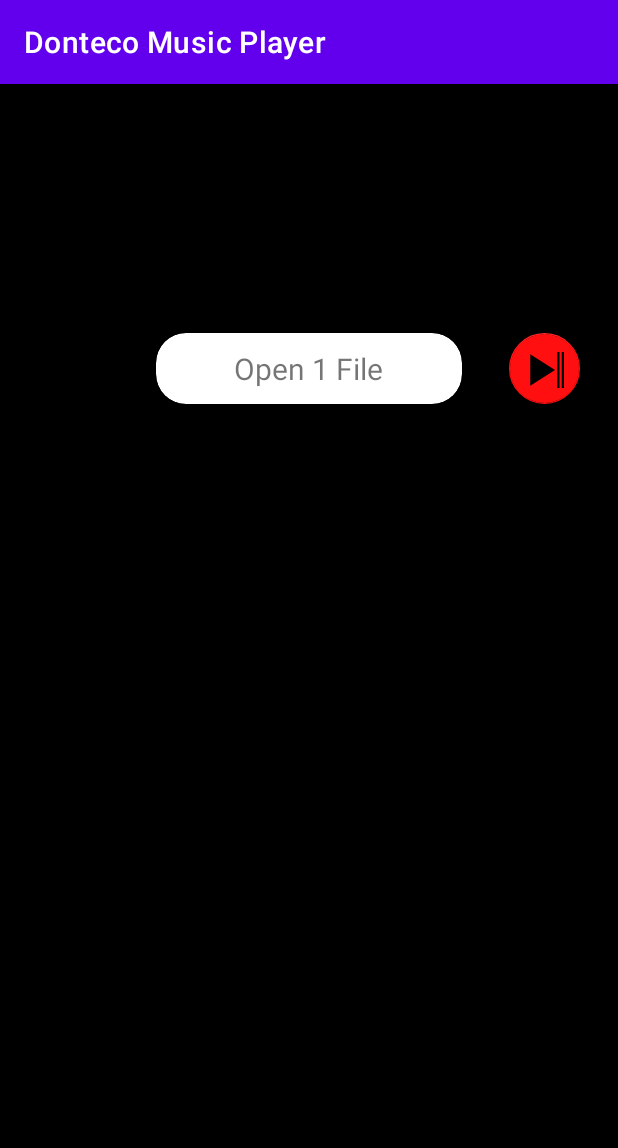
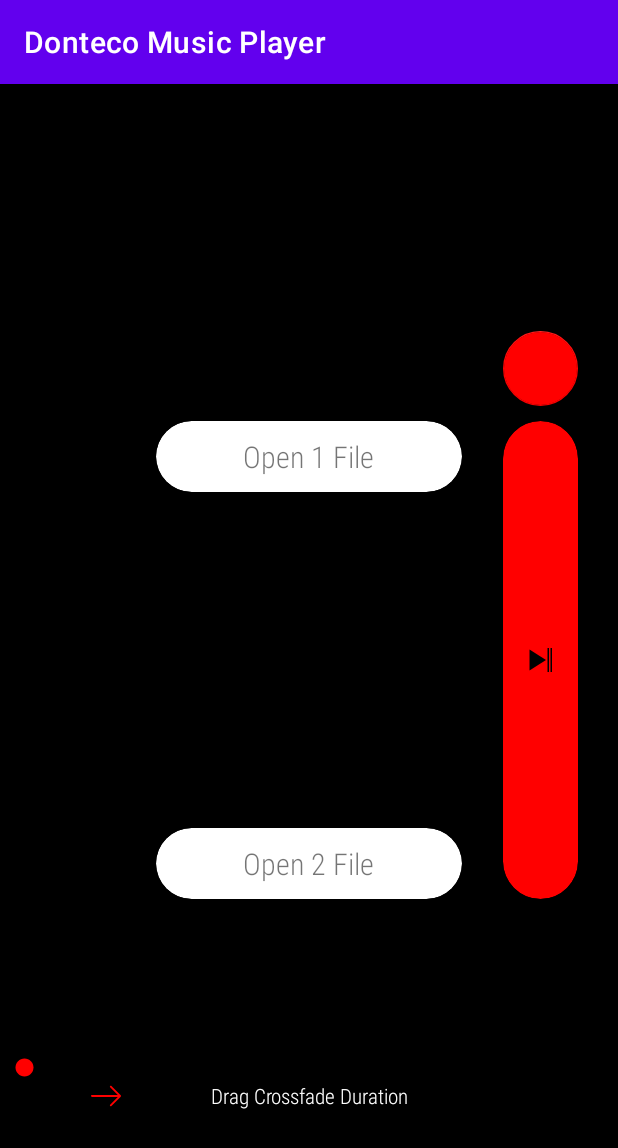
Before and after one commit to januarydayfin/DontecoTestApp, an Android app: the screen it shows after launch (MainActivity), on a phone screen of 412 x 824 dp. Shown: the top 1148 px of the screen. Run offline under Robolectric (Android 15) with nearby library versions, the phone set to English and light mode, and no system bars; libraries missing offline, so code that uses them is left out: by.kirich1409.viewbindingdelegate; 1 statement that could not run was skipped.

Commit message:
CrossFade с паузой

```diff
--- /dev/null
+++ b/app/src/main/java/com/krayapp/dontecotestapp/Ext.kt
@@ -0,0 +1,8 @@
+package com.krayapp.dontecotestapp
+
+import android.widget.Toast
+import androidx.fragment.app.Fragment
+
+fun Fragment.toast(text:String){
+    Toast.makeText(context,text,Toast.LENGTH_SHORT).show()
+}
--- a/app/src/main/java/com/krayapp/dontecotestapp/MainViewModel.kt
+++ b/app/src/main/java/com/krayapp/dontecotestapp/MainViewModel.kt
@@ -1,24 +1,26 @@
 package com.krayapp.dontecotestapp
 
-import androidx.lifecycle.LiveData
-import androidx.lifecycle.MutableLiveData
+import android.net.Uri
 import androidx.lifecycle.ViewModel
 import kotlinx.coroutines.flow.MutableStateFlow
 import kotlinx.coroutines.flow.StateFlow
 import kotlinx.coroutines.flow.asStateFlow
 import java.util.*
 
-class MainViewModel() : ViewModel() {
+class MainViewModel : ViewModel() {
     private val _volumeFlow: MutableStateFlow<Float> = MutableStateFlow(0f)
     val volumeFlow: StateFlow<Float> = _volumeFlow.asStateFlow()
 
-    private val _liveData = MutableLiveData<Float>()
-    val liveData: LiveData<Float>
-        get() = _liveData
+    private val _musicFlow: MutableStateFlow<Uri?> = MutableStateFlow(null)
+    val musicFlow: StateFlow<Uri?> = _musicFlow.asStateFlow()
 
     private val MAX_VOLUME = 1f
-    private val FADE_INTERVAL = 20L
+    private val FADE_INTERVAL = 50L
     private var volume: Float = 0f
+
+    fun addTrack(track: Uri?) {
+        _musicFlow.value = track
+    }
 
     fun startFade(fadeDuration: Int, fadeIn: Boolean) {
         val numberSteps = fadeDuration / FADE_INTERVAL.toFloat() //
@@ -40,17 +42,19 @@ class MainViewModel() : ViewModel() {
                 }
             }
         }
-        timer.schedule(timerTask, FADE_INTERVAL,FADE_INTERVAL)
+        timer.schedule(timerTask, FADE_INTERVAL, FADE_INTERVAL)
     }
 
     private fun fadeStep(delta: Float, fadeIn: Boolean) {
         _volumeFlow.value = volume // равняет громкость к измененной громкости
         if (fadeIn) {
             volume += delta
-            _volumeFlow.value = volume
         } else {
             volume -= delta
-            _volumeFlow.value = volume
         }
+        _volumeFlow.value = volume
+    }
+    fun setOVolume(){
+        volume = 0f
     }
 }
--- a/app/src/main/java/com/krayapp/dontecotestapp/view/MainFragment.kt
+++ b/app/src/main/java/com/krayapp/dontecotestapp/view/MainFragment.kt
@@ -5,6 +5,7 @@ import android.media.MediaPlayer
 import android.net.Uri
 import android.os.Bundle
 import android.view.View
+import android.widget.SeekBar
 import android.widget.Toast
 import androidx.fragment.app.Fragment
 import androidx.lifecycle.lifecycleScope
@@ -13,6 +14,7 @@ import com.krayapp.dontecotestapp.MainViewModel
 import com.krayapp.dontecotestapp.MusicOnOpenResult
 import com.krayapp.dontecotestapp.R
 import com.krayapp.dontecotestapp.databinding.MainFragmentBinding
+import com.krayapp.dontecotestapp.toast
 import kotlinx.coroutines.*
 import kotlinx.coroutines.flow.launchIn
 import kotlinx.coroutines.flow.onEach
@@ -23,11 +25,12 @@ class MainFragment : Fragment(R.layout.main_fragment) {
     companion object {
         fun newInstance(): Fragment = MainFragment()
     }
+
     private val FADE_IN = true
     private val FADE_OUT = false
 
     private val viewBinding: MainFragmentBinding by viewBinding()
-    private val viewModel:MainViewModel by viewModel()
+    private val viewModel: MainViewModel by viewModel()
 
     private val mediaPlayer: MediaPlayer by inject()
 
@@ -36,14 +39,20 @@ class MainFragment : Fragment(R.layout.main_fragment) {
     private var baseJob: Job? = null
     private val baseScope = CoroutineScope(Dispatchers.IO + SupervisorJob())
 
-    private var currentVolume:Float = 0f
+    private var currentVolume: Float = 0f
+    private var currentFadeDuration = 2000
+    private var currentMusicList: MutableList<Uri?> = mutableListOf()
 
     private val musicResult = registerForActivityResult(MusicOnOpenResult()) { result ->
         if (result != null) {
-            mediaPlayer.setDataSource(requireContext(),result)
-            mediaPlayer.prepare()
-            mediaPlayerFileStatus = true
+            viewModel.addTrack(result)
         }
+    }
+
+    override fun onCreate(savedInstanceState: Bundle?) {
+        super.onCreate(savedInstanceState)
+        viewModel.volumeFlow.onEach { volume -> setVolume(volume) }.launchIn(lifecycleScope)
+        viewModel.musicFlow.onEach { music -> addMusicToPlayList(music) }.launchIn(lifecycleScope)
     }
 
     override fun onViewCreated(view: View, savedInstanceState: Bundle?) {
@@ -51,40 +60,78 @@ class MainFragment : Fragment(R.layout.main_fragment) {
         initButtons()
     }
 
-    override fun onCreate(savedInstanceState: Bundle?) {
-        super.onCreate(savedInstanceState)
-        viewModel.volumeFlow.onEach { volume ->
-            currentVolume = volume
-            mediaPlayer.setVolume(volume,currentVolume)
-            println("VVV $volume")
-        }.launchIn(lifecycleScope)
-        /*viewModel.liveData.observe(viewLifecycleOwner){
-            volume ->
-            currentVolume = volume
-            mediaPlayer.setVolume(currentVolume,volume)
-        }*/
+    private fun startMusicExplorerJob() {
+        baseJob?.cancel()
+        baseJob = baseScope.launch {
+            mediaPlayer.reset()
+            musicResult.launch("")
+        }
+    }
+
+    private fun playMusic() {
+        mediaPlayer.setDataSource(requireContext(), currentMusicList[0]!!)
+        mediaPlayer.prepare()
+    }
+
+    private fun addMusicToPlayList(track: Uri?) {
+        if (track != null && !mediaPlayerFileStatus) {
+            currentMusicList.add(track)
+            viewBinding.open1File.setCardBackgroundColor(resources.getColor(R.color.light_green))
+            if (currentMusicList.size >= 2) {
+                viewBinding.open2File.setCardBackgroundColor(resources.getColor(R.color.light_green))
+                mediaPlayer.reset()
+                playMusic()
+                mediaPlayerFileStatus = true
+            } else {
+                toast("Нужно 2 файла")
+            }
+        }
+    }
+
+    private fun setVolume(volume: Float) {
+        currentVolume = volume
+        mediaPlayer.setVolume(volume, currentVolume)
+    }
+
+    private fun setVolumeOnPause(){
+        currentVolume = 0f
+        viewModel.setOVolume()
     }
     private fun initButtons() {
         with(viewBinding) {
             open1File.setOnClickListener {
-                baseJob?.cancel()
-                baseJob = baseScope.launch {
-                    mediaPlayer.reset()
-                    musicResult.launch("")
-                }
+                startMusicExplorerJob()
+            }
+            open2File.setOnClickListener {
+                startMusicExplorerJob()
             }
             playButton.setOnClickListener {
-                if(mediaPlayer.isPlaying){
+                if (mediaPlayer.isPlaying) {
+                    setVolumeOnPause()
                     mediaPlayer.pause()
-                }else{
-                    if(mediaPlayerFileStatus) {
+                } else {
+                    if (mediaPlayerFileStatus) {
                         mediaPlayer.start()
-                        viewModel.startFade(2000, FADE_IN)
-                    }else{
-                        Toast.makeText(context,"Файлы не загружены", Toast.LENGTH_SHORT ).show()
+                        viewModel.startFade(currentFadeDuration, FADE_IN)
+                    } else {
+                        toast("Файлы не загружены")
                     }
                 }
             }
+            fadeBar.setOnSeekBarChangeListener(object : SeekBar.OnSeekBarChangeListener {
+                override fun onProgressChanged(p0: SeekBar?, progress: Int, p2: Boolean) {
+                    currentFadeDuration = progress * 1000
+                    viewBinding.durationCount.text = progress.toString()
+                }
+
+                override fun onStartTrackingTouch(p0: SeekBar?) {
+                }
+
+                override fun onStopTrackingTouch(p0: SeekBar?) {
+
+                }
+
+            })
         }
     }
 }
--- /dev/null
+++ b/app/src/main/res/drawable/ic_arrow.xml
@@ -0,0 +1,4 @@
+<vector android:height="20dp" android:viewportHeight="32"
+    android:viewportWidth="32" android:width="20dp" xmlns:android="http://schemas.android.com/apk/res/android">
+    <path android:fillColor="#FF0000" android:fillType="evenOdd" android:pathData="M32,16.009c0,-0.267 -0.11,-0.522 -0.293,-0.714l-9.899,-9.999c-0.391,-0.395 -1.024,-0.394 -1.414,0c-0.391,0.394 -0.391,1.034 0,1.428l8.193,8.275H1c-0.552,0 -1,0.452 -1,1.01s0.448,1.01 1,1.01h27.586l-8.192,8.275c-0.391,0.394 -0.39,1.034 0,1.428c0.391,0.394 1.024,0.394 1.414,0l9.899,-9.999C31.894,16.534 31.997,16.274 32,16.009z"/>
+</vector>
--- a/app/src/main/res/layout/main_fragment.xml
+++ b/app/src/main/res/layout/main_fragment.xml
@@ -11,33 +11,108 @@
         style="@style/CardStyle"
         android:layout_width="204dp"
         android:layout_height="wrap_content"
-        app:layout_constraintBottom_toBottomOf="parent"
+        app:layout_constraintBottom_toTopOf="@+id/open_2_file"
         app:layout_constraintEnd_toEndOf="parent"
+        app:layout_constraintHorizontal_bias="0.5"
         app:layout_constraintStart_toStartOf="parent"
         app:layout_constraintTop_toTopOf="parent"
         app:layout_constraintVertical_bias="0.23000002">
 
         <TextView
-            android:layout_gravity="center"
             android:layout_width="wrap_content"
             android:layout_height="wrap_content"
+            android:layout_gravity="center"
             android:padding="10dp"
             android:text="Open 1 File"
             android:textSize="20sp" />
     </androidx.cardview.widget.CardView>
 
+    <androidx.cardview.widget.CardView
+        android:id="@+id/open_2_file"
+        style="@style/CardStyle"
+        android:layout_width="204dp"
+        android:layout_height="wrap_content"
+        app:layout_constraintBottom_toBottomOf="parent"
+        app:layout_constraintEnd_toEndOf="parent"
+        app:layout_constraintHorizontal_bias="0.5"
+        app:layout_constraintStart_toStartOf="parent"
+        app:layout_constraintTop_toBottomOf="@+id/open_1_file">
+
+        <TextView
+            android:layout_width="wrap_content"
+            android:layout_height="wrap_content"
+            android:layout_gravity="center"
+            android:padding="10dp"
+            android:text="Open 2 File"
+            android:textSize="20sp" />
+    </androidx.cardview.widget.CardView>
 
     <com.google.android.material.floatingactionbutton.FloatingActionButton
+        android:id="@+id/resetButton"
+        android:layout_width="@dimen/circle_btn_size"
+        android:layout_height="wrap_content"
+        android:layout_marginBottom="10dp"
+        app:layout_constraintBottom_toTopOf="@+id/play_button"
+        app:layout_constraintEnd_toEndOf="@+id/play_button"
+        app:layout_constraintStart_toStartOf="@+id/play_button" />
+
+    <androidx.cardview.widget.CardView
         android:id="@+id/play_button"
-        android:layout_width="204dp"
+        style="@style/CardStyle"
+        android:layout_width="@dimen/circle_btn_size"
         android:layout_height="0dp"
-        android:src="@drawable/ic_play_pause"
-        app:backgroundTint="#FF0F0F"
+        app:cardBackgroundColor="@color/red_200"
         app:fabCustomSize="@dimen/circle_btn_size"
-        app:layout_constraintBottom_toBottomOf="@+id/open_1_file"
+        app:layout_constraintBottom_toBottomOf="@+id/open_2_file"
         app:layout_constraintEnd_toEndOf="parent"
-        app:layout_constraintHorizontal_bias="0.55"
         app:layout_constraintStart_toEndOf="@+id/open_1_file"
-        app:layout_constraintTop_toTopOf="@+id/open_1_file" />
+        app:layout_constraintTop_toTopOf="@+id/open_1_file">
 
+        <ImageView
+            android:layout_width="wrap_content"
+            android:layout_height="wrap_content"
+            android:layout_gravity="center"
+            android:src="@drawable/ic_play_pause" />
+    </androidx.cardview.widget.CardView>
+
+    <TextView
+        android:id="@+id/textView"
+        android:layout_width="wrap_content"
+        android:layout_height="wrap_content"
+        android:text="@string/choose_crossfade_duration"
+        android:textAlignment="center"
+        android:textColor="@color/white"
+        app:layout_constraintEnd_toEndOf="parent"
+        app:layout_constraintStart_toStartOf="parent"
+        app:layout_constraintTop_toBottomOf="@+id/fade_bar" />
+
+    <SeekBar
+        android:id="@+id/fade_bar"
+        android:layout_width="match_parent"
+        android:layout_height="wrap_content"
+        android:max="10"
+        android:min="2"
+        app:layout_constraintBottom_toBottomOf="parent"
+        app:layout_constraintEnd_toEndOf="parent"
+        app:layout_constraintStart_toStartOf="parent"
+        app:layout_constraintTop_toBottomOf="@+id/open_2_file" />
+
+    <TextView
+        android:id="@+id/duration_count"
+        android:textColor="@color/white"
+        android:layout_width="wrap_content"
+        android:layout_height="wrap_content"
+        app:layout_constraintBottom_toBottomOf="parent"
+        app:layout_constraintEnd_toEndOf="@+id/textView"
+        app:layout_constraintStart_toStartOf="@+id/textView"
+        app:layout_constraintTop_toBottomOf="@+id/textView" />
+
+    <ImageView
+        android:layout_width="wrap_content"
+        android:layout_height="wrap_content"
+        android:src="@drawable/ic_arrow"
+        app:layout_constraintBottom_toBottomOf="@+id/textView"
+        app:layout_constraintEnd_toStartOf="@+id/textView"
+        app:layout_constraintStart_toStartOf="parent"
+        app:layout_constraintTop_toTopOf="@+id/textView" />
 </androidx.constraintlayout.widget.ConstraintLayout>
--- a/app/src/main/res/values-night/themes.xml
+++ b/app/src/main/res/values-night/themes.xml
@@ -6,8 +6,8 @@
         <item name="colorPrimaryVariant">@color/purple_700</item>
         <item name="colorOnPrimary">@color/black</item>
         <!-- Secondary brand color. -->
-        <item name="colorSecondary">@color/teal_200</item>
-        <item name="colorSecondaryVariant">@color/teal_200</item>
+        <item name="colorSecondary">@color/red_200</item>
+        <item name="colorSecondaryVariant">@color/red_200</item>
         <item name="colorOnSecondary">@color/black</item>
         <!-- Status bar color. -->
         <item name="android:statusBarColor" tools:targetApi="l">?attr/colorPrimaryVariant</item>
--- a/app/src/main/res/values/colors.xml
+++ b/app/src/main/res/values/colors.xml
@@ -3,7 +3,7 @@
     <color name="purple_200">#FFBB86FC</color>
     <color name="purple_500">#FF6200EE</color>
     <color name="purple_700">#FF3700B3</color>
-    <color name="teal_200">#FF03DAC5</color>
+    <color name="red_200">#FF0000</color>
     <color name="teal_700">#FF018786</color>
     <color name="black">#FF000000</color>
     <color name="white">#FFFFFFFF</color>
--- a/app/src/main/res/values/strings.xml
+++ b/app/src/main/res/values/strings.xml
@@ -1,3 +1,4 @@
 <resources>
     <string name="app_name">Donteco Music Player</string>
+    <string name="choose_crossfade_duration">Drag Crossfade Duration</string>
 </resources>
--- a/app/src/main/res/values/themes.xml
+++ b/app/src/main/res/values/themes.xml
@@ -8,16 +8,17 @@
 <!--        <item name="android:background">@color/black</item>-->
 <!--        <item name="android:textColor">@color/white</item>-->
         <!-- Secondary brand color. -->
-        <item name="colorSecondary">@color/teal_200</item>
+        <item name="colorSecondary">@color/red_200</item>
         <item name="colorSecondaryVariant">@color/teal_700</item>
         <item name="colorOnSecondary">@color/black</item>
+        <item name="fontFamily">sans-serif-condensed-light</item>
         <!-- Status bar color. -->
         <item name="android:statusBarColor" tools:targetApi="l">?attr/colorPrimaryVariant</item>
         <!-- Customize your theme here. -->
     </style>
 
     <style name="CardStyle">
-        <item name="cardCornerRadius">20dp</item>
+        <item name="cardCornerRadius">30dp</item>
         <item name="cardBackgroundColor">@color/white</item>
         <item name="android:textColor">@color/black</item>
     </style>
```
